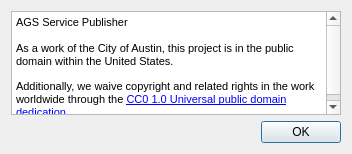
Qt form src/agsspgui/aboutdialog/aboutdialog.ui (cityofaustin/ags-service-publisher-gui) before a commit.
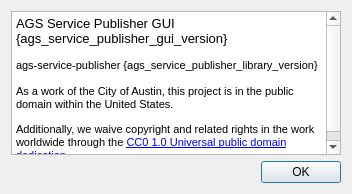
The same form after that commit.

Commit message: Add version info to AboutDialog

```diff
--- a/src/agsspgui/aboutdialog/aboutdialog.ui
+++ b/src/agsspgui/aboutdialog/aboutdialog.ui
@@ -7,7 +7,7 @@
     <x>0</x>
     <y>0</y>
     <width>352</width>
-    <height>154</height>
+    <height>194</height>
    </rect>
   </property>
   <property name="windowTitle">
@@ -21,7 +21,9 @@
 &lt;html&gt;&lt;head&gt;&lt;meta name=&quot;qrichtext&quot; content=&quot;1&quot; /&gt;&lt;style type=&quot;text/css&quot;&gt;
 p, li { white-space: pre-wrap; }
 &lt;/style&gt;&lt;/head&gt;&lt;body style=&quot; font-family:'MS Shell Dlg 2'; font-size:8.25pt; font-weight:400; font-style:normal;&quot;&gt;
-&lt;p style=&quot; margin-top:0px; margin-bottom:0px; margin-left:0px; margin-right:0px; -qt-block-indent:0; text-indent:0px;&quot;&gt;&lt;span style=&quot; font-size:8pt;&quot;&gt;AGS Service Publisher&lt;/span&gt;&lt;/p&gt;
+&lt;p style=&quot; margin-top:0px; margin-bottom:0px; margin-left:0px; margin-right:0px; -qt-block-indent:0; text-indent:0px;&quot;&gt;&lt;span style=&quot; font-size:10pt;&quot;&gt;AGS Service Publisher GUI {ags_service_publisher_gui_version}&lt;/span&gt;&lt;/p&gt;
+&lt;p style=&quot;-qt-paragraph-type:empty; margin-top:0px; margin-bottom:0px; margin-left:0px; margin-right:0px; -qt-block-indent:0; text-indent:0px; font-size:8pt;&quot;&gt;&lt;br /&gt;&lt;/p&gt;
+&lt;p style=&quot; margin-top:0px; margin-bottom:0px; margin-left:0px; margin-right:0px; -qt-block-indent:0; text-indent:0px;&quot;&gt;&lt;span style=&quot; font-size:8pt;&quot;&gt;ags-service-publisher {ags_service_publisher_library_version}&lt;/span&gt;&lt;/p&gt;
 &lt;p style=&quot;-qt-paragraph-type:empty; margin-top:0px; margin-bottom:0px; margin-left:0px; margin-right:0px; -qt-block-indent:0; text-indent:0px; font-size:8pt;&quot;&gt;&lt;br /&gt;&lt;/p&gt;
 &lt;p style=&quot; margin-top:0px; margin-bottom:0px; margin-left:0px; margin-right:0px; -qt-block-indent:0; text-indent:0px;&quot;&gt;&lt;span style=&quot; font-size:8pt;&quot;&gt;As a work of the City of Austin, this project is in the public domain within the United States.&lt;/span&gt;&lt;/p&gt;
 &lt;p style=&quot; margin-top:12px; margin-bottom:12px; margin-left:0px; margin-right:0px; -qt-block-indent:0; text-indent:0px;&quot;&gt;&lt;span style=&quot; font-size:8pt;&quot;&gt;Additionally, we waive copyright and related rights in the work worldwide through the &lt;/span&gt;&lt;a href=&quot;https://creativecommons.org/publicdomain/zero/1.0/&quot;&gt;&lt;span style=&quot; font-size:8pt; text-decoration: underline; color:#0000ff;&quot;&gt;CC0 1.0 Universal public domain dedication&lt;/span&gt;&lt;/a&gt;&lt;span style=&quot; font-size:8pt;&quot;&gt;.&lt;/span&gt;&lt;/p&gt;&lt;/body&gt;&lt;/html&gt;</string>
```
The commit also changes 4 other files.
